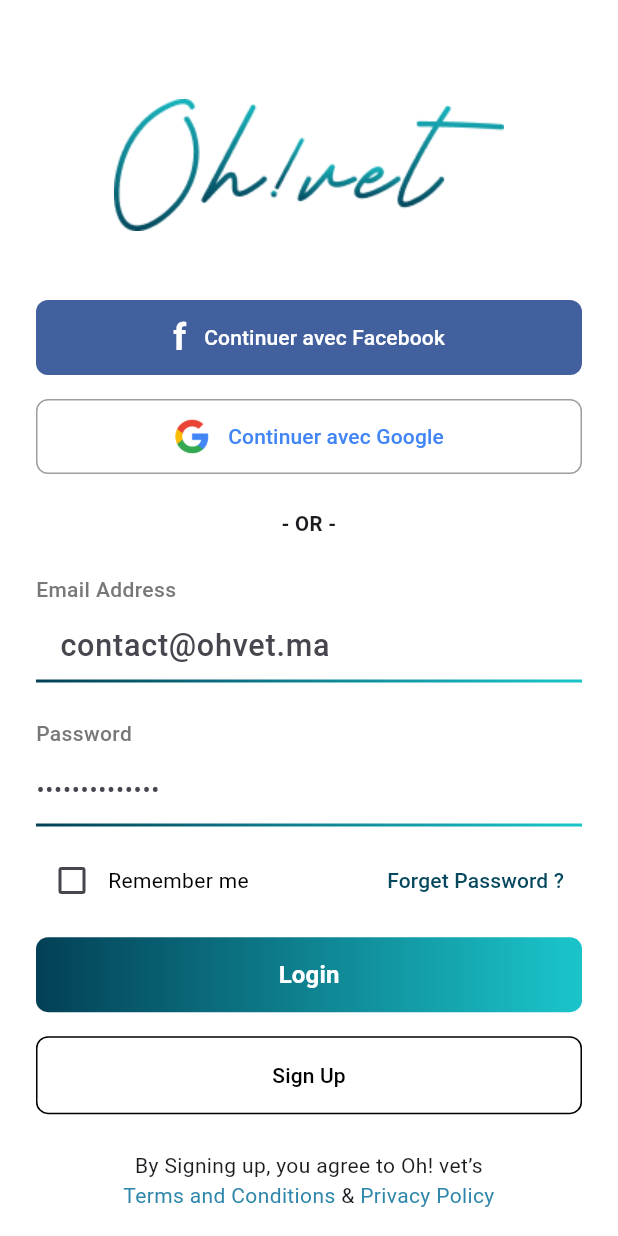
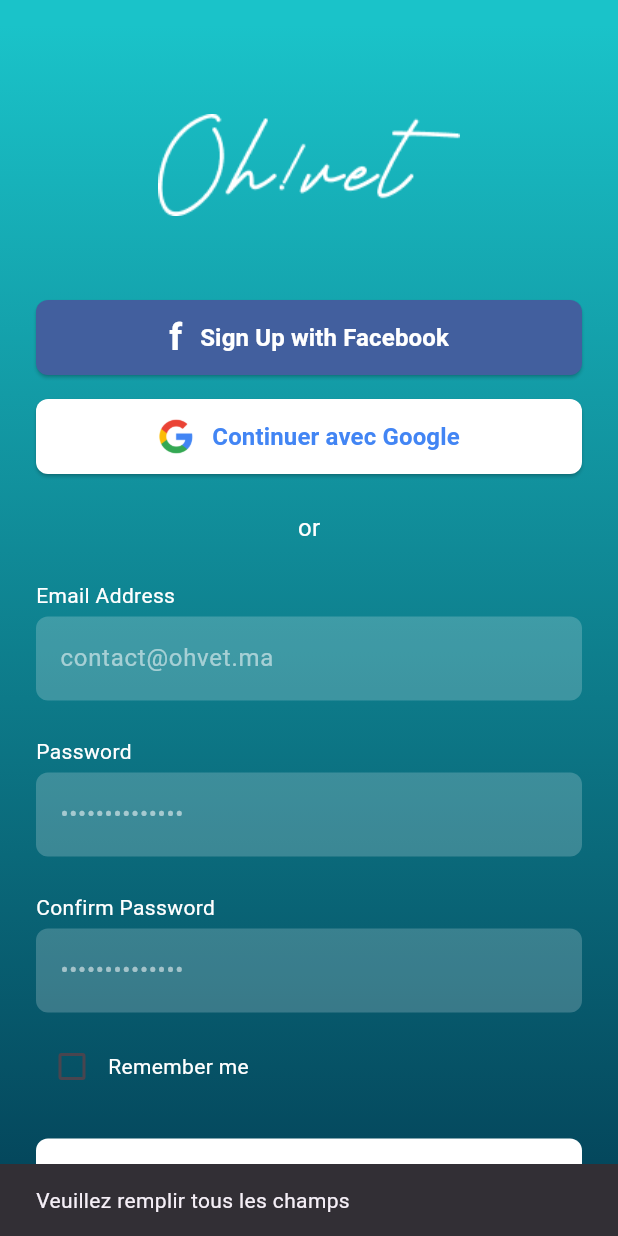
Before and after one commit to hibaettibary/oh_vet, a Flutter app: the SignUpPage screen opened by its route, after a tap on "Sign Up", on a phone screen of 412 x 824 dp. Run offline on Flutter 3.47's test engine with Material 3 defaults, Android fonts, the phone set to English and light mode, and no system bars; Roboto replaces fonts that are missing (Circular Std).

```diff
--- a/frontend/lib/main.dart
+++ b/frontend/lib/main.dart
@@ -1,8 +1,8 @@
 import 'package:flutter/material.dart';
-import 'inscription.dart';
-import 'signup_page.dart';
-import 'login_page.dart';
-import 'contactVend.dart';
+import 'screens/inscription.dart';
+import 'screens/signup_page.dart';
+import 'screens/login_page.dart';
+import 'screens/contactVend.dart';
 
 void main() => runApp(const OhVetApp());
 
@@ -21,8 +21,8 @@ class OhVetApp extends StatelessWidget {
       // 👉 première page affichée
       home: const InscriptionPage(),
       routes: {
-        '/signup': (context) => const SignUpPage(),
-        '/login': (context) => const LoginPage(),
+        '/signup_page': (context) => const SignUpPage(),
+        '/login_page': (context) => const LoginPage(),
       },
     );
   }
--- /dev/null
+++ b/frontend/lib/models/Utilisateur_model.dart
@@ -0,0 +1,59 @@
+class Utilisateur {
+  final String email; // Identifiant unique
+  final String? nom;
+  final String? prenom;
+  final String? password;
+  final String? telephone;
+  final String? adresse;
+  final String? ville;
+  final String? codePostal;
+  final DateTime? dateInscription;
+  final String? photoUrl;
+
+  Utilisateur({
+    required this.email,
+    this.nom,
+    this.prenom,
+    this.password,
+    this.telephone,
+    this.adresse,
+    this.ville,
+    this.codePostal,
+    this.dateInscription,
+    this.photoUrl,
+  });
+
+  // Convertir l'objet en Map pour envoyer au backend
+  Map<String, dynamic> toMap() {
+    return {
+      'email': email,
+      'nom': nom,
+      'prenom': prenom,
+      'password': password,
+      'telephone': telephone,
+      'adresse': adresse,
+      'ville': ville,
+      'code_postal': codePostal,
+      'date_inscription': dateInscription?.toIso8601String(),
+      'photo_url': photoUrl,
+    };
+  }
+
+  // Créer un objet Utilisateur depuis un Map (par exemple venant du backend)
+  factory Utilisateur.fromMap(Map<String, dynamic> map) {
+    return Utilisateur(
+      email: map['email'],
+      nom: map['nom'],
+      prenom: map['prenom'],
+      password: map['password'],
+      telephone: map['telephone'],
+      adresse: map['adresse'],
+      ville: map['ville'],
+      codePostal: map['code_postal'],
+      dateInscription: map['date_inscription'] != null
+          ? DateTime.parse(map['date_inscription'])
+          : null,
+      photoUrl: map['photo_url'],
+    );
+  }
+}
--- /dev/null
+++ b/frontend/lib/screens/signup_page.dart
@@ -0,0 +1,309 @@
+import 'package:flutter/material.dart';
+import 'login_page.dart';
+import '../services/auth_service.dart';
+import '../models/Utilisateur_model.dart';
+
+class SignUpPage extends StatefulWidget {
+  const SignUpPage({super.key});
+
+  @override
+  State<SignUpPage> createState() => _SignUpPageState();
+}
+
+class _SignUpPageState extends State<SignUpPage> {
+  final _emailController = TextEditingController();
+  final _passwordController = TextEditingController();
+  final _confirmPasswordController = TextEditingController();
+
+  bool rememberMe = false;
+  bool _isLoading = false;
+
+  final AuthService _authService = AuthService();
+
+  void _register() async {
+    final email = _emailController.text.trim();
+    final password = _passwordController.text.trim();
+    final confirmPassword = _confirmPasswordController.text.trim();
+
+    if (email.isEmpty || password.isEmpty || confirmPassword.isEmpty) {
+      _showMessage("Veuillez remplir tous les champs");
+      return;
+    }
+
+    if (!RegExp(r'^[^@]+@[^@]+\.[^@]+').hasMatch(email)) {
+      _showMessage("Email invalide");
+      return;
+    }
+
+    if (password != confirmPassword) {
+      _showMessage("Les mots de passe ne correspondent pas");
+      return;
+    }
+
+    setState(() => _isLoading = true);
+
+    // Création d’un objet Utilisateur à partir des infos saisies
+    final utilisateur = Utilisateur(
+      email: email,
+      password: password,
+      nom: '',
+      prenom: '',
+      telephone: '',
+      adresse: '',
+      ville: '',
+      codePostal: '',
+      dateInscription: DateTime.now(),
+      photoUrl: '',
+    );
+
+    // Appel du service d'inscription
+    final success = await _authService.register(utilisateur);
+
+    setState(() => _isLoading = false);
+
+    if (success) {
+      Navigator.pushReplacement(
+        context,
+        MaterialPageRoute(builder: (_) => const LoginPage()),
+      );
+    } else {
+      _showMessage("Erreur lors de l'inscription");
+    }
+  }
+
+  void _showMessage(String message) {
+    ScaffoldMessenger.of(context).showSnackBar(
+      SnackBar(content: Text(message)),
+    );
+  }
+
+  @override
+  Widget build(BuildContext context) {
+    return Scaffold(
+      body: Stack(
+        children: [
+          _buildMainContent(),
+          if (_isLoading)
+            Container(
+              color: Colors.black.withOpacity(0.4),
+              child: const Center(child: CircularProgressIndicator()),
+            ),
+        ],
+      ),
+    );
+  }
+
+  Widget _buildMainContent() {
+    return Container(
+      decoration: const BoxDecoration(
+        gradient: LinearGradient(
+          colors: [Color(0xFF034157), Color(0xFF1AC3C9)],
+          stops: [0.01, 0.98],
+          begin: Alignment.bottomCenter,
+          end: Alignment.topCenter,
+        ),
+      ),
+      child: SafeArea(
+        child: SingleChildScrollView(
+          padding: const EdgeInsets.symmetric(horizontal: 24),
+          child: Column(
+            crossAxisAlignment: CrossAxisAlignment.center,
+            children: [
+              const SizedBox(height: 60),
+              Image.asset('assets/logo_ohvet.png', height: 100),
+              const SizedBox(height: 40),
+
+              _buildSocialButton(
+                color: const Color(0xFF425F9E),
+                icon: 'f',
+                text: 'Sign Up with Facebook',
+                isFacebook: true,
+              ),
+              const SizedBox(height: 16),
+
+              _buildSocialButton(
+                color: Colors.white,
+                icon: 'assets/google_icon.png',
+                text: 'Continuer avec Google',
+                textColor: const Color(0xFF4285F4),
+              ),
+              const SizedBox(height: 24),
+
+              // Le texte "or"
+              const Text(
+                'or',
+                style: TextStyle(color: Colors.white, fontSize: 16),
+              ),
+              const SizedBox(height: 24),
+
+              _buildInputField(
+                label: 'Email Address',
+                hint: 'contact@ohvet.ma',
+                controller: _emailController,
+              ),
+              const SizedBox(height: 24),
+
+              _buildInputField(
+                label: 'Password',
+                hint: '••••••••••••••',
+                controller: _passwordController,
+                obscureText: true,
+              ),
+              const SizedBox(height: 24),
+
+              _buildInputField(
+                label: 'Confirm Password',
+                hint: '••••••••••••••',
+                controller: _confirmPasswordController,
+                obscureText: true,
+              ),
+              const SizedBox(height: 12),
+
+              _buildRememberMeSection(),
+              const SizedBox(height: 24),
+
+              _buildSignUpButton(),
+              const SizedBox(height: 16),
+
+              _buildLoginButton(),
+              const SizedBox(height: 24),
+
+              _buildFooterText(),
+              const SizedBox(height: 24),
+            ],
+          ),
+        ),
+      ),
+    );
+  }
+
+  Widget _buildSocialButton({
+    required Color color,
+    required String icon,
+    required String text,
+    Color? textColor,
+    bool isFacebook = false,
+  }) {
+    // Ton code original ici, par exemple :
+    return ElevatedButton(
+      style: ElevatedButton.styleFrom(
+        backgroundColor: color,
+        minimumSize: const Size(double.infinity, 50),
+        shape: RoundedRectangleBorder(borderRadius: BorderRadius.circular(8)),
+      ),
+      onPressed: () {
+        // TODO: gérer connexion sociale
+      },
+      child: Row(
+        mainAxisAlignment: MainAxisAlignment.center,
+        children: [
+          isFacebook
+              ? Text(
+                  icon,
+                  style: const TextStyle(
+                      fontSize: 24,
+                      fontWeight: FontWeight.bold,
+                      color: Colors.white),
+                )
+              : Image.asset(icon, height: 24),
+          const SizedBox(width: 12),
+          Text(
+            text,
+            style: TextStyle(
+              color: textColor ?? Colors.white,
+              fontWeight: FontWeight.w600,
+              fontSize: 16,
+            ),
+          ),
+        ],
+      ),
+    );
+  }
+
+  Widget _buildInputField({
+    required String label,
+    required String hint,
+    required TextEditingController controller,
+    bool obscureText = false,
+  }) {
+    return Column(
+      crossAxisAlignment: CrossAxisAlignment.start,
+      children: [
+        Text(label, style: const TextStyle(color: Colors.white)),
+        const SizedBox(height: 4),
+        TextFormField(
+          controller: controller,
+          obscureText: obscureText,
+          style: const TextStyle(color: Colors.white),
+          decoration: InputDecoration(
+            hintText: hint,
+            hintStyle: const TextStyle(color: Colors.white54),
+            filled: true,
+            fillColor: Colors.white.withOpacity(0.2),
+            border: OutlineInputBorder(
+              borderRadius: BorderRadius.circular(8),
+              borderSide: BorderSide.none,
+            ),
+          ),
+        ),
+      ],
+    );
+  }
+
+  Widget _buildRememberMeSection() => Row(
+        children: [
+          Checkbox(
+            value: rememberMe,
+            onChanged: (value) {
+              setState(() {
+                rememberMe = value!;
+              });
+            },
+          ),
+          const Text('Remember me', style: TextStyle(color: Colors.white)),
+        ],
+      );
+
+  Widget _buildSignUpButton() => Container(
+        decoration: BoxDecoration(
+          color: Colors.white,
+          borderRadius: BorderRadius.circular(8),
+        ),
+        child: ElevatedButton(
+          onPressed: _register,
+          style: ElevatedButton.styleFrom(
+            backgroundColor: Colors.transparent,
+            shadowColor: Colors.transparent,
+            minimumSize: const Size(double.infinity, 50),
+            shape: RoundedRectangleBorder(
+              borderRadius: BorderRadius.circular(8),
+            ),
+          ),
+          child: const Text(
+            'Sign Up',
+            style: TextStyle(
+              color: Color(0xFF05495E),
+              fontSize: 16,
+              fontWeight: FontWeight.w600,
+            ),
+          ),
+        ),
+      );
+
+  Widget _buildLoginButton() => TextButton(
+        onPressed: () {
+          Navigator.push(
+            context,
+            MaterialPageRoute(builder: (_) => const LoginPage()),
+          );
+        },
+        child: const Text("Already have an account? Log In",
+            style: TextStyle(color: Colors.white)),
+      );
+
+  Widget _buildFooterText() => const Text(
+        'By signing up, you agree to our Terms & Conditions',
+        textAlign: TextAlign.center,
+        style: TextStyle(color: Colors.white, fontSize: 12),
+      );
+}
--- /dev/null
+++ b/frontend/lib/services/auth_service.dart
@@ -0,0 +1,31 @@
+import 'dart:convert';
+import 'package:http/http.dart' as http;
+import '../models/Utilisateur_model.dart';
+
+class AuthService {
+  final String baseUrl = 'http://192.168.100.125:8080';
+
+  // Fonction d'inscription
+  Future<bool> register(Utilisateur utilisateur) async {
+    final url = Uri.parse('$baseUrl/signup_page');
+
+    try {
+      final response = await http.post(
+        url,
+        headers: {'Content-Type': 'application/json'},
+        body: jsonEncode(utilisateur.toMap()),  // méthode toMap() dans ton modèle
+      );
+
+      if (response.statusCode == 200 || response.statusCode == 201) {
+        print('Inscription réussie');
+        return true;
+      } else {
+        print('Échec de l\'inscription : ${response.body}');
+        return false;
+      }
+    } catch (e) {
+      print('Erreur lors de l\'inscription : $e');
+      return false;
+    }
+  }
+}
--- a/frontend/lib/signup_page.dart
+++ /dev/null
@@ -1,328 +0,0 @@
-import 'package:flutter/material.dart';
-import 'login_page.dart';
-class SignUpPage extends StatefulWidget {
-  const SignUpPage({super.key});
-
-  @override
-  State<SignUpPage> createState() => _SignUpPageState();
-}
-
-class _SignUpPageState extends State<SignUpPage> {
-  final TextEditingController _emailController = TextEditingController();
-  final TextEditingController _passwordController = TextEditingController();
-  final TextEditingController _confirmPasswordController = TextEditingController();
-  bool rememberMe = false;
-
-  @override
-  Widget build(BuildContext context) {
-    return Scaffold(
-      body: Container(
-        decoration: const BoxDecoration(
-          gradient: LinearGradient(
-            colors: [Color(0xFF034157), Color(0xFF1AC3C9)],
-            stops: [0.01, 0.98],
-            begin: Alignment.bottomCenter,
-            end: Alignment.topCenter,
-          ),
-        ),
-        child: SafeArea(
-          child: SingleChildScrollView(
-            padding: const EdgeInsets.symmetric(horizontal: 24),
-            child: Column(
-              crossAxisAlignment: CrossAxisAlignment.center,
-              children: [
-                const SizedBox(height: 60),
-                Image.asset(
-                  'assets/logo_ohvet.png',
-                  height: 100,
-                ),
-                const SizedBox(height: 40),
-
-                _buildSocialButton(
-                  color: const Color(0xFF425F9E),
-                  icon: 'f',
-                  text: 'Sign Up with Facebook',
-                  isFacebook: true,
-                ),
-                const SizedBox(height: 16),
-
-                _buildSocialButton(
-                  color: Colors.white,
-                  icon: 'assets/google_icon.png',
-                  text: 'Continuer avec Google',
-                  textColor: const Color(0xFF4285F4),
-                ),
-                const SizedBox(height: 24),
-
-                _buildSeparator(),
-                const SizedBox(height: 24),
-
-                _buildInputField(
-                  label: 'Email Address',
-                  hint: 'contact@ohvet.ma',
-                  controller: _emailController,
-                ),
-                const SizedBox(height: 24),
-
-                _buildPasswordField(),
-                const SizedBox(height: 24),
-
-                _buildInputField(
-                  label: 'Confirm Password',
-                  hint: '••••••••••••••',
-                  controller: _confirmPasswordController,
-                ),
-                const SizedBox(height: 12),
-
-                _buildRememberMeSection(),
-                const SizedBox(height: 24),
-
-                _buildSignUpButton(),
-                const SizedBox(height: 16),
-
-                _buildLoginButton(),
-                const SizedBox(height: 24),
-
-                _buildFooterText(),
-                const SizedBox(height: 24),
-              ],
-            ),
-          ),
-        ),
-      ),
-    );
-  }
-
-  Widget _buildSocialButton({
-    required Color color,
-    required String icon,
-    required String text,
-    Color textColor = Colors.white,
-    bool isFacebook = false,
-  }) {
-    return Container(
-      width: double.infinity,
-      height: 50,
-      decoration: BoxDecoration(
-        borderRadius: BorderRadius.circular(8),
-        color: color,
-        border: isFacebook ? null : Border.all(color: Colors.grey),
-      ),
-      child: TextButton(
-        onPressed: () {},
-        style: TextButton.styleFrom(
-          shape: RoundedRectangleBorder(borderRadius: BorderRadius.circular(8)),
-        ),
-        child: Row(
-          mainAxisAlignment: MainAxisAlignment.center,
-          children: [
-            isFacebook
-                ? Text(
-                    'f',
-                    style: const TextStyle(
-                      color: Colors.white,
-                      fontSize: 24,
-                      fontWeight: FontWeight.bold,
-                    ),
-                  )
-                : Image.asset(icon, width: 24, height: 24),
-            const SizedBox(width: 12),
-            Text(
-              text,
-              style: TextStyle(
-                color: textColor,
-                fontWeight: FontWeight.w500,
-              ),
-            ),
-          ],
-        ),
-      ),
-    );
-  }
-
-  Widget _buildSeparator() {
-    return const Text(
-      '- OR -',
-      style: TextStyle(
-        fontWeight: FontWeight.w700,
-        fontSize: 13.57,
-        color: Colors.white,
-      ),
-    );
-  }
-
-  Widget _buildInputField({
-    required String label,
-    required String hint,
-    required TextEditingController controller,
-  }) {
-    return Column(
-      crossAxisAlignment: CrossAxisAlignment.start,
-      children: [
-        Text(
-          label,
-          style: const TextStyle(
-            color: Colors.white,
-            fontSize: 14,
-            fontWeight: FontWeight.w500,
-          ),
-        ),
-        const SizedBox(height: 4),
-        Container(
-          decoration: const BoxDecoration(
-            border: Border(
-              bottom: BorderSide(
-                width: 2.71,
-                color: Colors.transparent,
-              ),
-            ),
-          ),
-          child: TextField(
-            controller: controller,
-            obscureText: label.toLowerCase().contains('password'),
-            style: const TextStyle(
-              fontWeight: FontWeight.w500,
-              fontSize: 20.36,
-              color: Colors.white,
-            ),
-            decoration: InputDecoration(
-              hintText: hint,
-              hintStyle: const TextStyle(color: Colors.white70),
-              border: InputBorder.none,
-              filled: true,
-              fillColor: Colors.transparent,
-              enabledBorder: const UnderlineInputBorder(
-                borderSide: BorderSide(width: 2.71, color: Color(0xFF1AC3C9)),
-              ),
-              focusedBorder: const UnderlineInputBorder(
-                borderSide: BorderSide(width: 2.71, color: Color(0xFF1AC3C9)),
-              ),
-            ),
-          ),
-        ),
-      ],
-    );
-  }
-
-  Widget _buildPasswordField() {
-    return _buildInputField(
-      label: 'Password',
-      hint: '••••••••••••••',
-      controller: _passwordController,
-    );
-  }
-
-  Widget _buildRememberMeSection() {
-    return Row(
-      mainAxisAlignment: MainAxisAlignment.spaceBetween,
-      children: [
-        Row(
-          children: [
-            Checkbox(
-              value: rememberMe,
-              onChanged: (value) => setState(() => rememberMe = value!),
-              activeColor: Colors.white,
-              checkColor: Colors.black,
-            ),
-            const Text(
-              'Remember me',
-              style: TextStyle(color: Colors.white),
-            ),
-          ],
-        ),
-        TextButton(
-          onPressed: () {},
-          child: const Text(
-            'Forget Password ?',
-            style: TextStyle(color: Colors.white),
-          ),
-        ),
-      ],
-    );
-  }
-
-  Widget _buildFooterText() {
-    return const Text.rich(
-      TextSpan(
-        children: [
-          TextSpan(text: 'By Signing up, you agree to Oh! vet’s\n'),
-          TextSpan(
-            text: 'Terms and Conditions',
-            style: TextStyle(color: Color(0xFF2E86AB)),
-          ),
-          TextSpan(text: ' & '),
-          TextSpan(
-            text: 'Privacy Policy',
-            style: TextStyle(color: Color(0xFF2E86AB)),
-          ),
-        ],
-      ),
-      textAlign: TextAlign.center,
-      style: TextStyle(color: Colors.white),
-    );
-  }
-
-  Widget _buildSignUpButton() {
-    return Container(
-      decoration: BoxDecoration(
-        color: Colors.white,
-        borderRadius: BorderRadius.circular(8),
-      ),
-      child: ElevatedButton(
-        onPressed: () {
-
-                            Navigator.push(
-                              context,
-                              MaterialPageRoute(builder: (context) => const LoginPage()),
-                            );
-                          },
-
-        style: ElevatedButton.styleFrom(
-          backgroundColor: Colors.transparent,
-          shadowColor: Colors.transparent,
-          minimumSize: const Size(double.infinity, 50),
-          shape: RoundedRectangleBorder(
-            borderRadius: BorderRadius.circular(8),
-          ),
-        ),
-        child: const Text(
-          'Sign Up',
-          style: TextStyle(
-            color: Color(0xFF05495E),
-            fontSize: 16,
-            fontWeight: FontWeight.w600,
-          ),
-        ),
-      ),
-    );
-  }
-
-  Widget _buildLoginButton() {
-    return Container(
-      decoration: const BoxDecoration(
-        gradient: LinearGradient(
-          begin: Alignment.topLeft,
-          end: Alignment.bottomRight,
-          colors: [Color(0xFF18B4BC), Color(0xFF05495E)],
-        ),
-        borderRadius: BorderRadius.all(Radius.circular(8)),
-      ),
-      child: TextButton(
-        onPressed: () => Navigator.pop(context),
-        style: TextButton.styleFrom(
-          minimumSize: const Size(double.infinity, 50),
-          shape: RoundedRectangleBorder(
-            borderRadius: BorderRadius.circular(8),
-          ),
-        ),
-        child: const Text(
-          'Login',
-          style: TextStyle(
-            color: Colors.white,
-            fontWeight: FontWeight.bold,
-          ),
-        ),
-      ),
-    );
-  }
-}
--- a/frontend/pubspec.yaml
+++ b/frontend/pubspec.yaml
@@ -11,6 +11,7 @@ dependencies:
     sdk: flutter
   cupertino_icons: ^1.0.8
   intl: ^0.19.0
+  http: ^1.4.0
 
 
 dev_dependencies:
```
Also changed, not shown: frontend/lib/screens/Conditions.dart (renamed from frontend/lib/Conditions.dart), frontend/lib/screens/Inscription.dart (renamed from frontend/lib/Inscription.dart), frontend/lib/screens/contactVend.dart (renamed from frontend/lib/contactVend.dart), frontend/lib/screens/login_page.dart (renamed from frontend/lib/login_page.dart), frontend/pubspec.lock.
